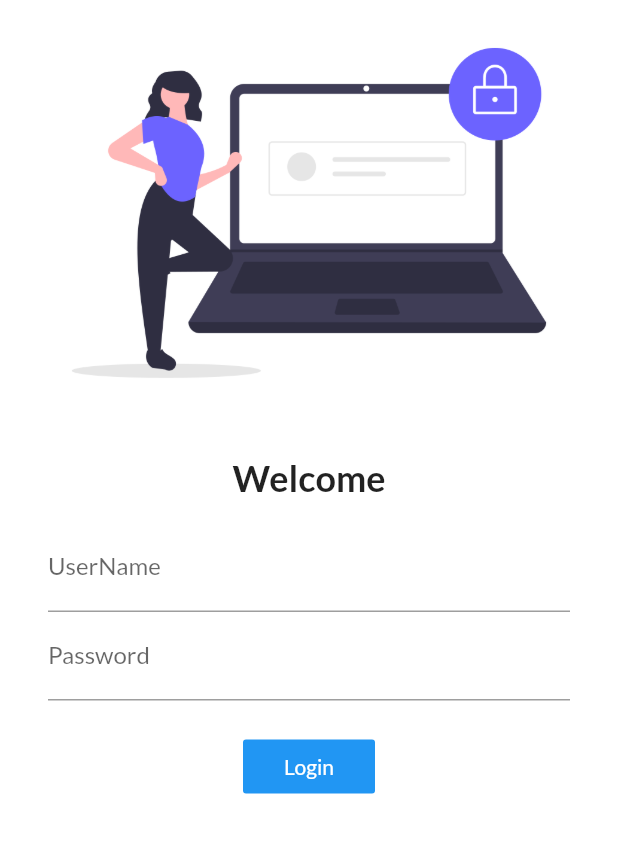
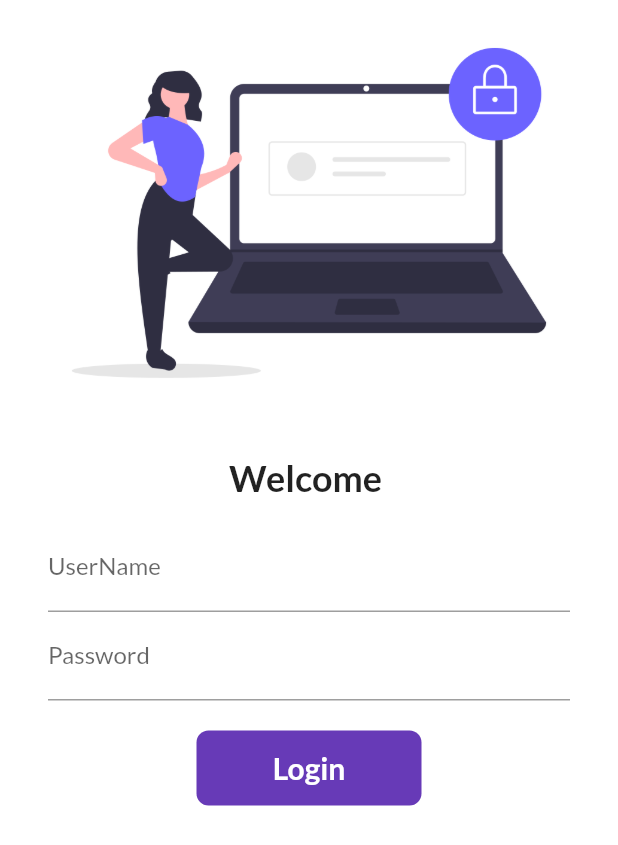
Before and after one commit to freedsalman/30DaysOfFlutter, a Flutter app: the screen it shows after launch, on a phone screen of 412 x 824 dp. Shown: the top 845 px of the screen. Run offline on Flutter 3.47's test engine with Material 2 defaults, Android fonts, the phone set to English and light mode, and no system bars; our stand-ins replace google_fonts.

Commit message:
day 6 completed

```diff
--- a/lib/main.dart
+++ b/lib/main.dart
@@ -21,7 +21,7 @@ class MyApp extends StatelessWidget {
         brightness: Brightness.light,
       ),
       debugShowCheckedModeBanner: false,
-      initialRoute: "/login",
+      initialRoute: MyRoutes.loginRoute,
       routes: {
         MyRoutes.homeRoute: (context) => HomePage(),
         MyRoutes.loginRoute: (context) => LoginPage(),
--- a/lib/screens/home_page.dart
+++ b/lib/screens/home_page.dart
@@ -1,4 +1,5 @@
 import 'package:flutter/material.dart';
+import 'package:flutter_catalog/utilis/routes.dart';
 
 class HomePage extends StatelessWidget {
   @override
@@ -8,8 +9,19 @@ class HomePage extends StatelessWidget {
         title: Text("catalog app"),
       ),
       body: Center(
-        child: Container(
-          child: Text('flutter app'),
+        child: Column(
+          children: [
+            Container(
+              child: Text('flutter app'),
+            ),
+            FlatButton(
+              child: Text("Login", style: TextStyle(color: Colors.white)),
+              color: Colors.blue,
+              onPressed: () {
+                Navigator.pushNamed(context, MyRoutes.loginRoute);
+              },
+            )
+          ],
         ),
       ),
       drawer: Drawer(),
--- a/lib/screens/login_page.dart
+++ b/lib/screens/login_page.dart
@@ -1,7 +1,15 @@
 import 'package:flutter/material.dart';
 import 'package:flutter_catalog/utilis/routes.dart';
 
-class LoginPage extends StatelessWidget {
+class LoginPage extends StatefulWidget {
+  @override
+  _LoginPageState createState() => _LoginPageState();
+}
+
+class _LoginPageState extends State<LoginPage> {
+  String name = "";
+  bool changedbutton = false;
+
   @override
   Widget build(BuildContext context) {
     return Material(
@@ -14,7 +22,7 @@ class LoginPage extends StatelessWidget {
                 height: 20,
               ),
               Text(
-                "Welcome",
+                "Welcome $name",
                 style: TextStyle(fontSize: 24, fontWeight: FontWeight.bold),
               ),
               Padding(
@@ -25,6 +33,10 @@ class LoginPage extends StatelessWidget {
                     TextFormField(
                       decoration: InputDecoration(
                           hintText: "enter username", labelText: "UserName"),
+                      onChanged: (value) {
+                        name = value;
+                        setState(() {});
+                      },
                     ),
                     TextFormField(
                       obscureText: true,
@@ -34,14 +46,50 @@ class LoginPage extends StatelessWidget {
                     SizedBox(
                       height: 20,
                     ),
-                    FlatButton(
-                      child:
-                          Text("Login", style: TextStyle(color: Colors.white)),
-                      color: Colors.blue,
-                      onPressed: () {
+                    InkWell(
+                      onTap: () async {
+                        setState(() {
+                          changedbutton = true;
+                        });
+
+                        await Future.delayed(Duration(seconds: 1));
                         Navigator.pushNamed(context, MyRoutes.homeRoute);
                       },
+                      child: AnimatedContainer(
+                        duration: Duration(seconds: 1),
+                        width: changedbutton ? 50 : 150,
+                        height: 50,
+                        alignment: Alignment.center,
+                        child: changedbutton
+                            ? Icon(
+                                Icons.done,
+                                color: Colors.white,
+                              )
+                            : Text(
+                                "Login",
+                                style: TextStyle(
+                                    fontWeight: FontWeight.bold,
+                                    fontSize: 20,
+                                    color: Colors.white),
+                              ),
+                        decoration: BoxDecoration(
+                            color: Colors.deepPurple,
+                            // shape: changedbutton
+                            //     ? BoxShape.circle
+                            //     : BoxShape.rectangle,
+                            borderRadius:
+                                BorderRadius.circular(changedbutton ? 20 : 8)),
+                      ),
                     )
+
+                    // FlatButton(
+                    //   child:
+                    //       Text("Login", style: TextStyle(color: Colors.white)),
+                    //   color: Colors.blue,
+                    //   onPressed: () {
+                    //     Navigator.pushNamed(context, MyRoutes.homeRoute);
+                    //   },
+                    // )
                   ],
                 ),
               )
```
